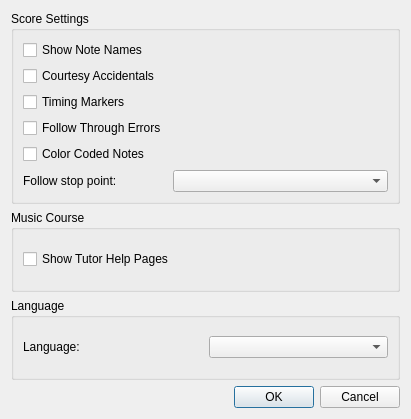
The window that src/GuiPreferencesDialog.ui (pianobooster/PianoBooster) describes before a commit, drawn with Qt 5.
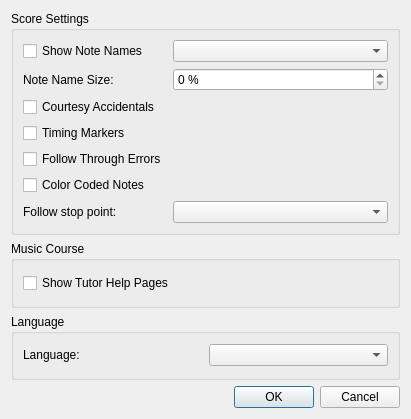
The same window after the commit.

Commit message: added Solfege note name style

```diff
--- a/src/GuiPreferencesDialog.ui
+++ b/src/GuiPreferencesDialog.ui
@@ -32,13 +32,30 @@
       <item>
        <layout class="QGridLayout" name="gridLayout">
         <item row="1" column="0">
+         <widget class="QLabel" name="noteNameSizeLabel">
+          <property name="text">
+           <string>Note Name Size:</string>
+          </property>
+         </widget>
+        </item>
+        <item row="1" column="1">
+         <widget class="QSpinBox" name="noteNameSizeSpin">
+          <property name="toolTip">
+           <string>Adjust the note name size relative to the score</string>
+          </property>
+          <property name="suffix">
+           <string> %</string>
+          </property>
+         </widget>
+        </item>
+        <item row="2" column="0">
          <widget class="QCheckBox" name="courtesyAccidentalsCheck">
           <property name="text">
            <string>Courtesy Accidentals</string>
           </property>
          </widget>
         </item>
-        <item row="5" column="1">
+        <item row="6" column="1">
          <widget class="QComboBox" name="followStopPointCombo">
           <property name="sizePolicy">
            <sizepolicy hsizetype="Preferred" vsizetype="Fixed">
@@ -51,14 +68,14 @@
           </property>
          </widget>
         </item>
-        <item row="5" column="0">
+        <item row="6" column="0">
          <widget class="QLabel" name="label">
           <property name="text">
            <string>Follow stop point:</string>
           </property>
          </widget>
         </item>
-        <item row="1" column="1">
+        <item row="2" column="1">
          <spacer name="horizontalSpacer_4">
           <property name="orientation">
            <enum>Qt::Horizontal</enum>
@@ -72,19 +89,16 @@
          </spacer>
         </item>
         <item row="0" column="1">
-         <spacer name="horizontalSpacer_2">
-          <property name="orientation">
-           <enum>Qt::Horizontal</enum>
+         <widget class="QComboBox" name="noteNameStyleCombo">
+          <property name="toolTip">
+           <string>Choose how note names are displayed on the score</string>
           </property>
-          <property name="sizeHint" stdset="0">
-           <size>
-            <width>40</width>
-            <height>20</height>
-           </size>
+          <property name="sizeAdjustPolicy">
+           <enum>QComboBox::AdjustToContents</enum>
           </property>
-         </spacer>
+         </widget>
         </item>
-        <item row="2" column="0">
+        <item row="3" column="0">
          <widget class="QCheckBox" name="timingMarkersCheck">
           <property name="sizePolicy">
            <sizepolicy hsizetype="Maximum" vsizetype="Fixed">
@@ -104,20 +118,20 @@
           </property>
          </widget>
         </item>
-        <item row="2" column="1">
-         <spacer name="horizontalSpacer">
-          <property name="orientation">
-           <enum>Qt::Horizontal</enum>
-          </property>
-          <property name="sizeHint" stdset="0">
-           <size>
-            <width>40</width>
-            <height>20</height>
-           </size>
-          </property>
-         </spacer>
-        </item>
         <item row="3" column="1">
+         <spacer name="horizontalSpacer">
+          <property name="orientation">
+           <enum>Qt::Horizontal</enum>
+          </property>
+          <property name="sizeHint" stdset="0">
+           <size>
+            <width>40</width>
+            <height>20</height>
+           </size>
+          </property>
+         </spacer>
+        </item>
+        <item row="4" column="1">
          <spacer name="horizontalSpacer_3">
           <property name="orientation">
            <enum>Qt::Horizontal</enum>
@@ -130,14 +144,14 @@
           </property>
          </spacer>
         </item>
-        <item row="3" column="0">
+        <item row="4" column="0">
          <widget class="QCheckBox" name="followThroughErrorsCheck">
           <property name="text">
            <string>Follow Through Errors</string>
           </property>
          </widget>
         </item>
-        <item row="4" column="0">
+        <item row="5" column="0">
          <widget class="QCheckBox" name="showColoredNotesCheck">
           <property name="toolTip">
            <string>Show color coded notes on the score</string>
@@ -147,7 +161,7 @@
           </property>
          </widget>
         </item>
-        <item row="4" column="1">
+        <item row="5" column="1">
          <spacer name="horizontalSpacer_5">
           <property name="orientation">
            <enum>Qt::Horizontal</enum>
```
The commit also changes 7 other files.
